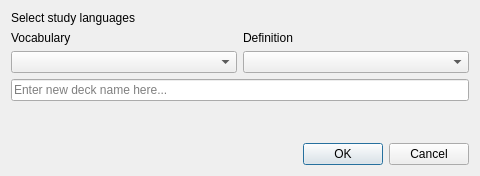
First picture: the form in cjk-trainer/ui/DeckNamePrompt.ui, repository mruiz42/cjk-trainer, before the edit.
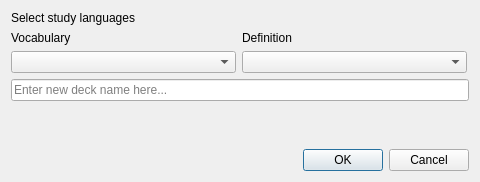
Second picture: the form after the edit.

What changed in the file:
```diff
--- a/cjk-trainer/ui/DeckNamePrompt.ui
+++ b/cjk-trainer/ui/DeckNamePrompt.ui
@@ -7,7 +7,7 @@
     <x>0</x>
     <y>0</y>
     <width>480</width>
-    <height>176</height>
+    <height>182</height>
    </rect>
   </property>
   <property name="windowTitle">
@@ -50,7 +50,20 @@
           </widget>
          </item>
          <item>
-          <widget class="QComboBox" name="comboBox_vocabulary"/>
+          <widget class="QComboBox" name="comboBox_vocabulary">
+           <property name="minimumSize">
+            <size>
+             <width>0</width>
+             <height>0</height>
+            </size>
+           </property>
+           <property name="maximumSize">
+            <size>
+             <width>225</width>
+             <height>16777215</height>
+            </size>
+           </property>
+          </widget>
          </item>
         </layout>
        </item>
@@ -68,6 +81,12 @@
          </item>
          <item>
           <widget class="QComboBox" name="comboBox_definition">
+           <property name="maximumSize">
+            <size>
+             <width>225</width>
+             <height>16777215</height>
+            </size>
+           </property>
            <property name="currentText">
             <string/>
            </property>
```
